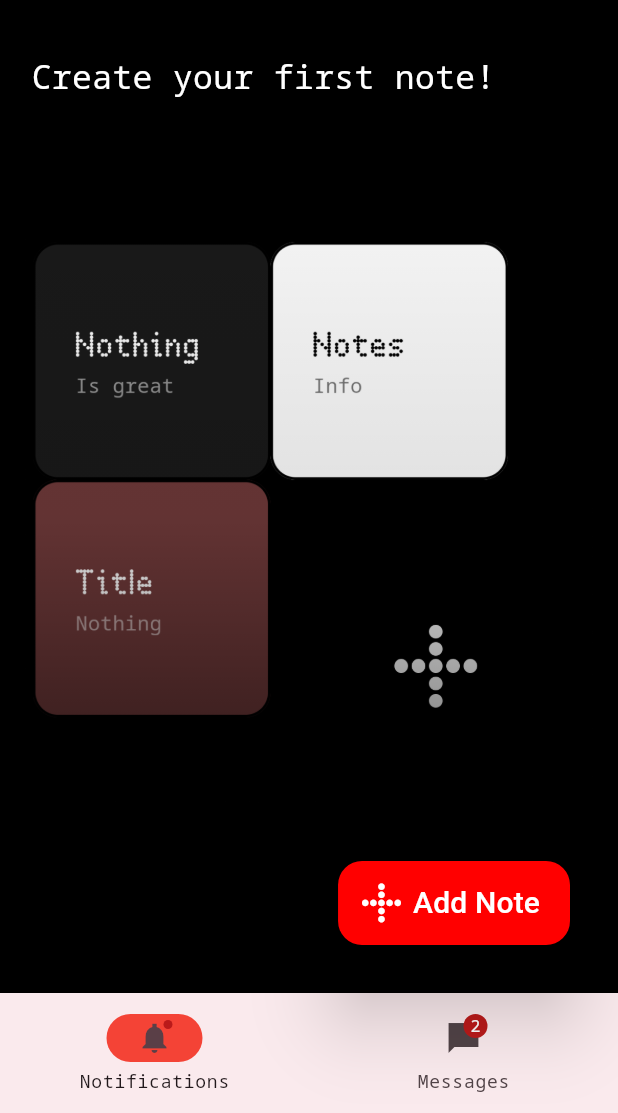
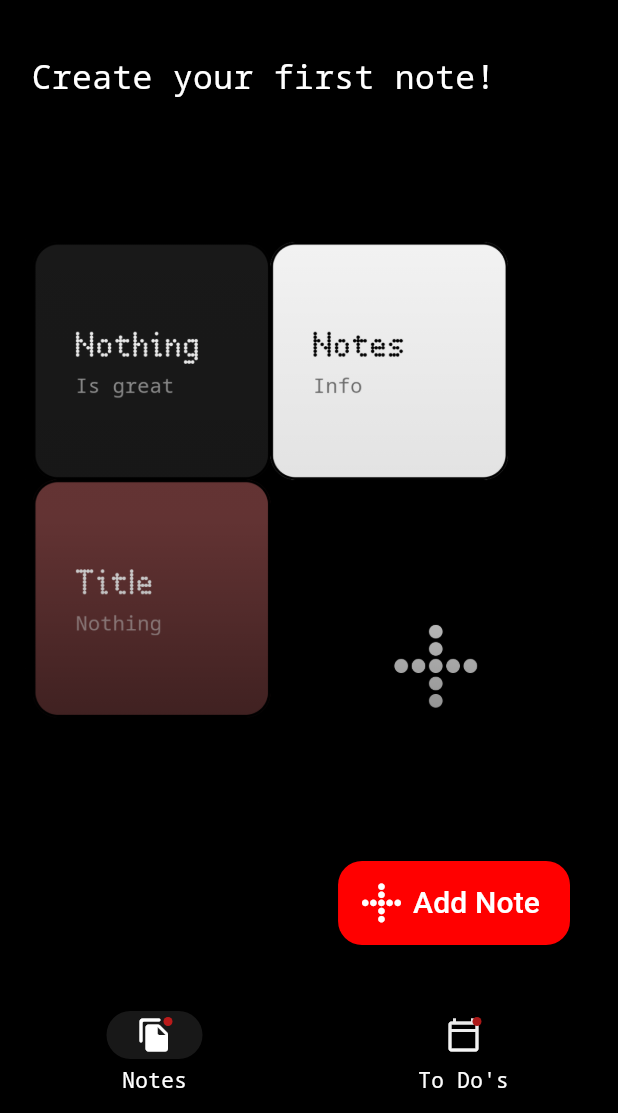
Before and after one commit to AzhamProdLive/Notes_App_Nothing, a Flutter app: the screen it shows after launch, on a phone screen of 412 x 824 dp, the part 123-1236 px from its top. Run offline on Flutter 3.47's test engine with Material 3 defaults, Android fonts, the light colour scheme and no system bars; our stand-ins replace bloc, drift, shared_preferences, sqflite; missing offline and left inert: flutter_quill; accounts and stored records are empty; generated files the repository leaves out were written again; Roboto replaces fonts that are missing (Nunito-Bold).

Commit message:
Add Multi screens and tasks

```diff
--- a/lib/ui/main_screen.dart
+++ b/lib/ui/main_screen.dart
@@ -1,8 +1,10 @@
 import 'package:app_client/blocs/notes_state.dart';
+import 'package:app_client/database/tables.dart';
 import 'package:app_client/ui/theme/custom_colors.dart';
 import 'package:app_client/ui/appbar/main_app_bar.dart';
 import 'package:app_client/ui/main_screen_with_content_grid.dart';
 import 'package:app_client/ui/tasks_screen.dart';
+import 'package:drift/drift.dart';
 import 'package:flutter/material.dart';
 import 'package:provider/provider.dart';
 import '../blocs/notes_cubit.dart';
@@ -19,31 +21,36 @@ class MainScreen extends State<NavigationScreen> {
   int currentPageIndex = 0;
   @override
   Widget build(BuildContext context) {
+    var notesCubit = context.read<NotesCubit>();
     var cubit = context.read<NotesCubit>();
 
     return Scaffold(
+      backgroundColor: Colors.black,
       appBar: MainAppBar(
         onSearchPress: () => Navigator.pushNamed(context, '/search'),
       ),
       bottomNavigationBar: NavigationBar(
+        surfaceTintColor: Colors.black,
+        overlayColor: const MaterialStatePropertyAll<Color>(Colors.black),
+        shadowColor: Colors.black,
         onDestinationSelected: (int index) {
           setState(() {
             currentPageIndex = index;
           });
         },
-        indicatorColor: Colors.red,
+        backgroundColor: const Color.fromRGBO(0, 0, 0, 1.0),
+        indicatorColor: CustomColors.lightGrey,
         selectedIndex: currentPageIndex,
-        destinations: const <Widget>[
+        destinations:  const <Widget>[
           NavigationDestination(
-            icon: Badge(child: Icon(Icons.notifications_sharp)),
-            label: 'Notifications',
+            icon: Badge(child: Icon(Icons.file_copy_rounded, color: Colors.white,)),
+            label: 'Notes',
           ),
           NavigationDestination(
             icon: Badge(
-              label: Text('2'),
-              child: Icon(Icons.messenger_sharp),
+              child: Icon(Icons.calendar_today_outlined, color: Colors.white,),
             ),
-            label: 'Messages',
+            label: "To Do's",
           ),
         ],
       ),
@@ -64,21 +71,13 @@ class MainScreen extends State<NavigationScreen> {
           ),),
         Padding(padding: const EdgeInsets.only(top: 30),  child:TaskListScreen(),),
       ][currentPageIndex],
-      floatingActionButton: Padding(
-        padding: const EdgeInsets.only(right: 16, bottom: 16),
-        child: FloatingActionButton.extended(
-          onPressed: () =>
-          {
-            Navigator.pushNamed(context, '/add'),
-          },
-          elevation: 24,
-          backgroundColor: CustomColors.red,
-
-          label: const Text(
-            'Add Note', style: TextStyle(fontSize: 20, color: Colors.white, fontFamily: "Nunito-Bold"),),
-          icon: const Icon(IconData(0xe900, fontFamily: "NothingIcon"), size: 26, color: Colors.white,),
-        ),
-      ),
+      floatingActionButton: Builder(builder: (context) {
+        if (currentPageIndex == 0) {
+          return addNoteButton(context);
+        }else{
+          return addTaskButton(context);
+        }
+      },)
     );
   }
 }
--- a/lib/ui/main_screen_with_content_grid.dart
+++ b/lib/ui/main_screen_with_content_grid.dart
@@ -132,3 +132,21 @@ Color titleColor(Color indexColor ) {
     return Colors.white;
   }
 }
+
+Widget addNoteButton(BuildContext context) {
+  return  Padding(
+    padding: const EdgeInsets.only(right: 16, bottom: 16),
+    child: FloatingActionButton.extended(
+      onPressed: () =>
+      {
+        Navigator.pushNamed(context, '/add'),
+      },
+      elevation: 24,
+      backgroundColor: CustomColors.red,
+
+      label: const Text(
+        'Add Note', style: TextStyle(fontSize: 20, color: Colors.white, fontFamily: "Nunito-Bold"),),
+      icon: const Icon(IconData(0xe900, fontFamily: "NothingIcon"), size: 26, color: Colors.white,),
+    ),
+  );
+}
--- a/lib/ui/show_note_screen.dart
+++ b/lib/ui/show_note_screen.dart
@@ -97,6 +97,10 @@ class ShowNoteScreen extends StatelessWidget {
                           controller: _bodyController,
                           customStyles: const DefaultStyles(
                             h1: DefaultTextBlockStyle(TextStyle(color: Colors.white, fontSize: 37, ), VerticalSpacing(10, 10,), VerticalSpacing(0, 0,), null),
+                            indent: DefaultTextBlockStyle(TextStyle(color: Colors.white, fontSize: 21, fontFamily: "Nunito"), VerticalSpacing(0, 0,), VerticalSpacing(0, 0), null),
+                            leading: DefaultTextBlockStyle(TextStyle(color: Colors.white, fontSize: 21, fontFamily: "Nunito"), VerticalSpacing(0, 0,), VerticalSpacing(0, 0), null),
+                            align: DefaultTextBlockStyle(TextStyle(color: Colors.white, fontSize: 21, fontFamily: "Nunito"), VerticalSpacing(0, 0,), VerticalSpacing(0, 0), null),
+                            quote: DefaultTextBlockStyle(TextStyle(color: Colors.white, fontSize: 16, fontFamily: "Nunito"), VerticalSpacing(0, 0,), VerticalSpacing(0, 0), null),
                             paragraph: DefaultTextBlockStyle(TextStyle(color: Colors.white, fontSize: 21, fontFamily: "Nunito"), VerticalSpacing(0, 0,), VerticalSpacing(0, 0), null),
                             h2: DefaultTextBlockStyle(TextStyle(color: Colors.white, fontSize: 45, fontFamily: "Nothing"), VerticalSpacing(10, 10,), VerticalSpacing(0, 0), null),
                           h3: DefaultTextBlockStyle(TextStyle(color: Colors.white60, fontSize: 20), VerticalSpacing(0, 0,), VerticalSpacing(0, 0), null)),
--- a/lib/ui/theme/app_theme.dart
+++ b/lib/ui/theme/app_theme.dart
@@ -4,8 +4,10 @@ import 'package:provider/provider.dart';
 
 class AppTheme {
   static final dark = ThemeData(
-    primaryColor: CustomColors.deepRed,
-    visualDensity: VisualDensity.adaptivePlatformDensity,
+    textTheme: const TextTheme(bodyText1: TextStyle(color: Colors.white), bodyText2: TextStyle(color: Colors.white), button: TextStyle(color: Colors.white), ),
+    navigationBarTheme: const NavigationBarThemeData(backgroundColor: Colors.black, labelTextStyle: MaterialStatePropertyAll<TextStyle>(TextStyle(color: Colors.white))),
+    primaryTextTheme:  const TextTheme(bodyText1: TextStyle(color: Colors.white), bodyText2: TextStyle(color: Colors.white), button: TextStyle(color: Colors.white),),
+    backgroundColor: Colors.black,
     canvasColor: Colors.white,
       inputDecorationTheme: const InputDecorationTheme(
         filled: true,
@@ -16,7 +18,7 @@ class AppTheme {
       dialogTheme: const DialogTheme(
         titleTextStyle: TextStyle(color: Colors.white),
         contentTextStyle: TextStyle(color: Colors.white),
-        backgroundColor: CustomColors.backgroundColor,
+        backgroundColor: Colors.black,
         shape: RoundedRectangleBorder(
           borderRadius: BorderRadius.all(
             Radius.circular(16.0),
@@ -24,5 +26,5 @@ class AppTheme {
         ),
       ),
       fontFamily: 'Nunito',
-      scaffoldBackgroundColor: CustomColors.backgroundColor, colorScheme: ColorScheme.fromSeed(seedColor: Colors.black, background: Colors.black));
+      scaffoldBackgroundColor: CustomColors.backgroundColor, colorScheme: ColorScheme.fromSeed(seedColor: Colors.white, background: Colors.black));
 }
```
Also changed, not shown: lib/ui/tasks_screen.dart (+34 -3 lines).
